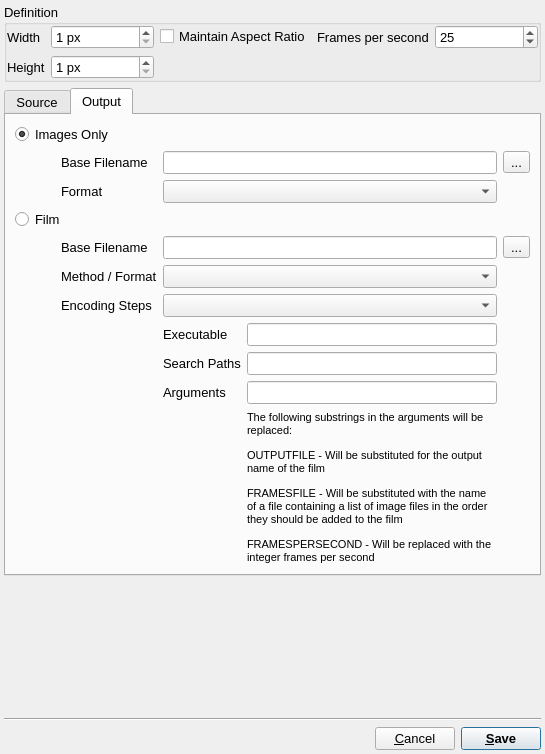
Above: src/gui/exportfilm.ui from trisyoungs/aten before the change. Below: the same form after it.
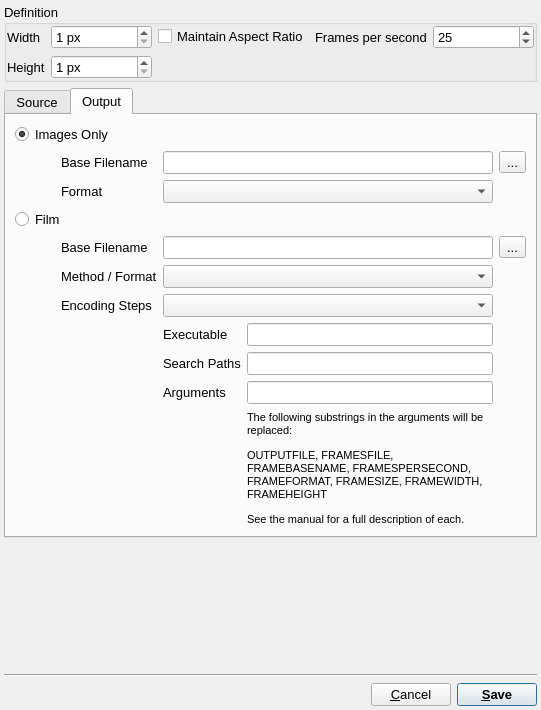
That is the form after the change. The open tabs and pages were chosen to show the change. Icons and pictures are not drawn.

Commit message: Fixed a couple of return values in Task. Updated some CMakeLists.txt to fix install and build. Added more replacement strings for film saving. Fixed - View rotations in film were not correctly calculated.

```diff
--- a/src/gui/exportfilm.ui
+++ b/src/gui/exportfilm.ui
@@ -9,8 +9,8 @@
    <rect>
     <x>0</x>
     <y>0</y>
-    <width>545</width>
-    <height>754</height>
+    <width>541</width>
+    <height>710</height>
    </rect>
   </property>
   <property name="sizePolicy">
@@ -775,7 +775,7 @@
           </font>
          </property>
          <property name="text">
-          <string>&lt;html&gt;&lt;head/&gt;&lt;body&gt;&lt;p&gt;The following substrings in the arguments will be replaced:&lt;/p&gt;&lt;p&gt;OUTPUTFILE  -  Will be substituted for the output name of the film&lt;/p&gt;&lt;p&gt;FRAMESFILE  -  Will be substituted with the name of a file containing a list of image files in the order they should be added to the film&lt;/p&gt;&lt;p&gt;FRAMESPERSECOND - Will be replaced with the integer frames per second&lt;/p&gt;&lt;/body&gt;&lt;/html&gt;</string>
+          <string>&lt;html&gt;&lt;head/&gt;&lt;body&gt;&lt;p&gt;The following substrings in the arguments will be replaced:&lt;/p&gt;&lt;p&gt;OUTPUTFILE, FRAMESFILE, FRAMEBASENAME, FRAMESPERSECOND, FRAMEFORMAT, FRAMESIZE, FRAMEWIDTH, FRAMEHEIGHT&lt;/p&gt;&lt;p&gt;See the manual for a full description of each.&lt;/p&gt;&lt;/body&gt;&lt;/html&gt;</string>
          </property>
          <property name="wordWrap">
           <bool>true</bool>
```
The commit also changes 6 other files.
